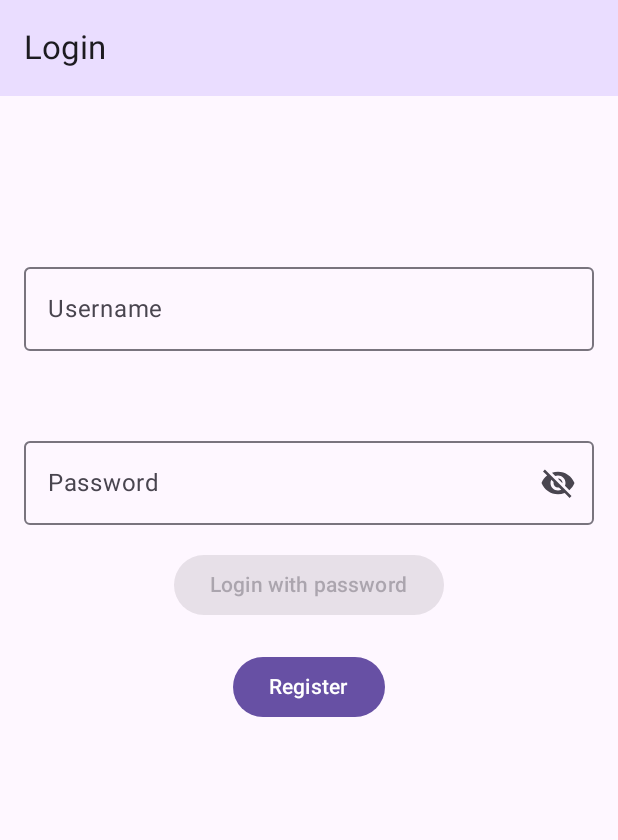
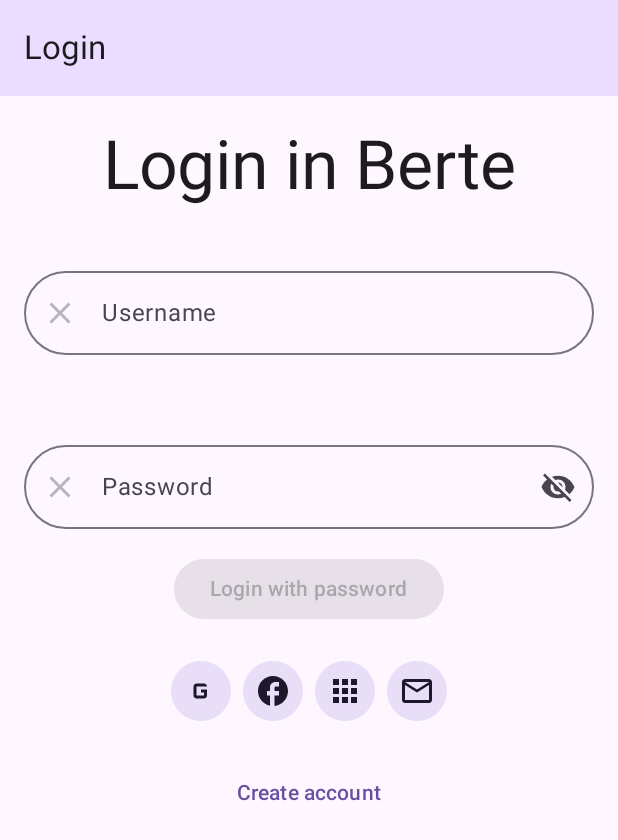
Before and after one commit to AlexOmarov/berte, an Android app built with Jetpack Compose: the screen it shows after launch (MainActivity), on a phone screen of 412 x 824 dp. Shown: the top 840 px of the screen. Run offline under Robolectric (Android 15) with nearby library versions, the phone set to English and light mode, and no system bars; 2 statements that could not run were skipped.

Commit message:
LoginScreen refactoring

```diff
--- /dev/null
+++ b/composeApp/src/androidMain/kotlin/ru/somarov/berte/ui/getOrientation.android.kt
@@ -0,0 +1,19 @@
+package ru.somarov.berte.ui
+
+import android.content.res.Configuration
+import androidx.compose.runtime.Composable
+import androidx.compose.runtime.remember
+import androidx.compose.ui.platform.LocalConfiguration
+import androidx.compose.ui.platform.LocalWindowInfo
+
+@Composable
+actual fun rememberOrientation(): Orientation {
+    val configuration = LocalConfiguration.current
+    return remember(configuration.orientation) {
+        if (configuration.orientation == Configuration.ORIENTATION_LANDSCAPE) {
+            Orientation.LANDSCAPE
+        } else {
+            Orientation.PORTRAIT
+        }
+    }
+}
--- /dev/null
+++ b/composeApp/src/commonMain/kotlin/ru/somarov/berte/ui/getOrientation.kt
@@ -0,0 +1,8 @@
+package ru.somarov.berte.ui
+
+import androidx.compose.runtime.Composable
+
+enum class Orientation {PORTRAIT, LANDSCAPE}
+
+@Composable
+expect fun rememberOrientation(): Orientation
--- a/composeApp/src/commonMain/kotlin/ru/somarov/berte/ui/screen/LoginScreen.kt
+++ b/composeApp/src/commonMain/kotlin/ru/somarov/berte/ui/screen/LoginScreen.kt
@@ -1,27 +1,43 @@
 package ru.somarov.berte.ui.screen
 
+import androidx.compose.foundation.layout.Arrangement
+import androidx.compose.foundation.layout.Box
 import androidx.compose.foundation.layout.Column
+import androidx.compose.foundation.layout.Row
 import androidx.compose.foundation.layout.Spacer
 import androidx.compose.foundation.layout.fillMaxSize
 import androidx.compose.foundation.layout.fillMaxWidth
 import androidx.compose.foundation.layout.height
 import androidx.compose.foundation.layout.padding
+import androidx.compose.foundation.layout.width
+import androidx.compose.foundation.rememberScrollState
 import androidx.compose.foundation.text.KeyboardOptions
+import androidx.compose.foundation.verticalScroll
 import androidx.compose.material.icons.Icons
 import androidx.compose.material.icons.filled.Clear
 import androidx.compose.material.icons.filled.Visibility
 import androidx.compose.material.icons.filled.VisibilityOff
+import androidx.compose.material.icons.outlined.Apps
+import androidx.compose.material.icons.outlined.Facebook
+import androidx.compose.material.icons.outlined.GMobiledata
+import androidx.compose.material.icons.outlined.GetApp
+import androidx.compose.material.icons.outlined.Mail
+import androidx.compose.material.icons.outlined.ViewKanban
 import androidx.compose.material3.Button
+import androidx.compose.material3.FilledTonalIconButton
 import androidx.compose.material3.Icon
 import androidx.compose.material3.IconButton
+import androidx.compose.material3.MaterialTheme
 import androidx.compose.material3.OutlinedTextField
 import androidx.compose.material3.Text
+import androidx.compose.material3.TextButton
+import androidx.compose.material3.TextField
+import androidx.compose.material3.TextFieldDefaults
 import androidx.compose.runtime.Composable
 import androidx.compose.runtime.collectAsState
 import androidx.compose.runtime.getValue
 import androidx.compose.runtime.mutableStateOf
 import androidx.compose.runtime.remember
-import androidx.compose.runtime.rememberCoroutineScope
 import androidx.compose.runtime.setValue
 import androidx.compose.ui.Alignment
 import androidx.compose.ui.Modifier
@@ -30,6 +46,7 @@ import androidx.compose.ui.text.input.KeyboardType
 import androidx.compose.ui.text.input.PasswordVisualTransformation
 import androidx.compose.ui.text.input.VisualTransformation
 import androidx.compose.ui.unit.dp
+import androidx.lifecycle.viewModelScope
 import androidx.lifecycle.viewmodel.compose.viewModel
 import androidx.navigation.NavHostController
 import kotlinx.coroutines.launch
@@ -38,7 +55,9 @@ import ru.somarov.berte.application.viewmodel.AppViewModel
 import ru.somarov.berte.application.viewmodel.LoginScreenViewModel
 import ru.somarov.berte.infrastructure.network.CommonResult
 import ru.somarov.berte.ui.ErrorBox
+import ru.somarov.berte.ui.Orientation
 import ru.somarov.berte.ui.WaitBox
+import ru.somarov.berte.ui.rememberOrientation
 
 @Composable
 @Suppress("CyclomaticComplexMethod") // refactor
@@ -48,57 +67,94 @@ fun LoginScreen(
     screenViewModel: LoginScreenViewModel = viewModel { LoginScreenViewModel() }
 ) {
     val loading by screenViewModel.loginProgress.collectAsState()
+    val orientation = rememberOrientation()
+    when (val ld = loading) {
+        is CommonResult.Empty -> {
+            when(orientation) {
+                Orientation.PORTRAIT ->  LoginScreenContentPortrait(
+                    viewModel = viewModel,
+                    screenViewModel = screenViewModel,
+                    modifier = Modifier.verticalScroll(
+                        rememberScrollState()
+                    )
+                )
+                Orientation.LANDSCAPE -> LoginScreenContentLandscape(viewModel, screenViewModel)
+            }
+        }
+        is CommonResult.Error -> ErrorBox(ld.error.message ?: "error")
+        is CommonResult.Loading -> WaitBox()
+        is CommonResult.Success -> viewModel.navigateTo(UIScreen.Home)
+    }
+}
 
-    val scope = rememberCoroutineScope()
 
-    var username by remember { mutableStateOf("") }
-    var password by remember { mutableStateOf("") }
+@Composable
+private fun UsernameOutlinedText(
+    username: String,
+    modifier: Modifier = Modifier,
+    setUsername: (String) -> Unit
+) {
+    OutlinedTextField(
+        value = username,
+        onValueChange = setUsername,
+
+        label = {
+            Text("Username")
+        },
+        singleLine = true,
+        leadingIcon = {
+            IconButton(
+                onClick = {
+                    setUsername("")
+                }, enabled = username.isNotEmpty()
+            ) {
+                Icon(
+                    imageVector = Icons.Default.Clear,
+                    contentDescription = "очистить поле"
+                )
+            }
+        },
+        shape = MaterialTheme.shapes.extraLarge,
+        modifier = modifier
+    )
+}
+@Composable
+private fun PasswordOutlinedText(
+    password: String,
+    modifier: Modifier = Modifier,
+    setPassword: (String) -> Unit
+) {
     var showPassword by remember { mutableStateOf(false) }
     val transformation = remember(showPassword) {
         if (showPassword) VisualTransformation.None else PasswordVisualTransformation()
     }
 
-    @Suppress("LongMethod", "CyclomaticComplexMethod") // refactor
-    @Composable
-    fun LoginScreenContent(modifier: Modifier = Modifier) {
-        Column(modifier.fillMaxSize(), horizontalAlignment = Alignment.CenterHorizontally) {
-
-            Spacer(Modifier.height(90.dp))
-
-            OutlinedTextField(
-                value = username,
-                onValueChange = { username = it },
-                label = {
-                    Text("Username")
-                },
-                modifier = Modifier.padding(16.dp).fillMaxWidth()
-            )
-
-            Spacer(Modifier.height(20.dp))
-
     OutlinedTextField(
         value = password,
-                onValueChange = { password = it },
+        onValueChange = setPassword,
+
         label = {
             Text("Password")
         },
-                modifier = Modifier.padding(16.dp).fillMaxWidth(),
+        singleLine = true,
+        modifier = modifier,
         keyboardOptions = KeyboardOptions.Default.copy(
             keyboardType = KeyboardType.Password,
             imeAction = ImeAction.Done
         ),
         visualTransformation = transformation,
-                leadingIcon = (@Composable {
+        leadingIcon = {
             IconButton(
                 onClick = {
-                            password = ""
-                        }) {
+                    setPassword("")
+                }, enabled = password.isNotEmpty()
+            ) {
                 Icon(
                     imageVector = Icons.Default.Clear,
                     contentDescription = "очистить поле"
                 )
             }
-                }).takeIf { password.isNotEmpty() },
+        },
         trailingIcon = {
             IconButton(onClick = {
                 showPassword = showPassword.not()
@@ -111,12 +167,34 @@ fun LoginScreen(
                     contentDescription = "видимость пароля"
                 )
             }
+        },
+        shape = MaterialTheme.shapes.extraLarge,
+    )
 }
-            )
 
+@Suppress("LongMethod", "CyclomaticComplexMethod") // refactor
+@Composable
+private fun LoginScreenContentPortrait(
+    viewModel: AppViewModel,
+    screenViewModel: LoginScreenViewModel,
+    modifier: Modifier = Modifier
+) {
+    var username by remember { mutableStateOf("") }
+    var password by remember { mutableStateOf("") }
+    Column(modifier.fillMaxSize(), horizontalAlignment = Alignment.CenterHorizontally) {
+        Spacer(Modifier.height(20.dp))
+        Text("Login in Berte", style = MaterialTheme.typography.displayMedium)
+        Spacer(Modifier.height(20.dp))
+        UsernameOutlinedText(username,Modifier.padding(16.dp).fillMaxWidth()) {
+            username = it
+        }
+        Spacer(Modifier.height(20.dp))
+        PasswordOutlinedText(password, Modifier.padding(16.dp).fillMaxWidth()) {
+            password = it
+        }
         Button(
             onClick = {
-                    scope.launch {
+                screenViewModel.viewModelScope.launch {
                     screenViewModel.loginMock(
                         username = username, password = password
                     )
@@ -127,17 +205,78 @@ fun LoginScreen(
         }
 
         Spacer(Modifier.height(20.dp))
-
-            Button(onClick = { viewModel.navigateTo(UIScreen.Register) }) {
-                Text("Register")
+        Row(modifier = Modifier.fillMaxWidth(), horizontalArrangement = Arrangement.Center) {
+            FilledTonalIconButton(onClick = {}) {
+                Icon(Icons.Outlined.GMobiledata, contentDescription = "Google")
+            }
+            FilledTonalIconButton(onClick = {}) {
+                Icon(Icons.Outlined.Facebook, contentDescription = "Facebook")
+            }
+            FilledTonalIconButton(onClick = {}) {
+                Icon(Icons.Outlined.Apps, contentDescription = "Apple")
+            }
+            FilledTonalIconButton(onClick = {}) {
+                Icon(Icons.Outlined.Mail, contentDescription = "VK")
+            }
+        }
+        Spacer(Modifier.height(20.dp))
+        TextButton(onClick = { viewModel.navigateTo(UIScreen.Register) }) {
+            Text("Create account")
         }
     }
 }
 
-    when (val ld = loading) {
-        is CommonResult.Empty -> LoginScreenContent()
-        is CommonResult.Error -> ErrorBox(ld.error.message ?: "error")
-        is CommonResult.Loading -> WaitBox()
-        is CommonResult.Success -> viewModel.navigateTo(UIScreen.Home)
+//@Suppress("LongMethod", "CyclomaticComplexMethod") // refactor
+@Composable
+private fun LoginScreenContentLandscape(
+    viewModel: AppViewModel,
+    screenViewModel: LoginScreenViewModel,
+    modifier: Modifier = Modifier
+) {
+    var username by remember { mutableStateOf("") }
+    var password by remember { mutableStateOf("") }
+    Box(modifier.fillMaxSize(), contentAlignment = Alignment.Center) {
+        Column(Modifier.width(350.dp), horizontalAlignment = Alignment.CenterHorizontally) {
+            Text("Login in Berte", style = MaterialTheme.typography.displayMedium)
+            Spacer(Modifier.height(20.dp))
+            UsernameOutlinedText(username,Modifier.padding(16.dp).fillMaxWidth()) {
+                username = it
+            }
+            PasswordOutlinedText(password, Modifier.padding(16.dp).fillMaxWidth()) {
+                password = it
+            }
+            Button(
+                onClick = {
+                    screenViewModel.viewModelScope.launch {
+                        screenViewModel.loginMock(
+                            username = username, password = password
+                        )
+                    }
+                }, enabled = username.isNotEmpty() && password.isNotEmpty()
+            ) {
+                Text("Login with password")
+            }
+            Spacer(Modifier.height(20.dp))
+            Row(modifier = Modifier.fillMaxWidth(), horizontalArrangement = Arrangement.Center) {
+                FilledTonalIconButton(onClick = {}) {
+                    Icon(Icons.Outlined.GMobiledata, contentDescription = "Google")
+                }
+                FilledTonalIconButton(onClick = {}) {
+                    Icon(Icons.Outlined.Facebook, contentDescription = "Facebook")
+                }
+                FilledTonalIconButton(onClick = {}) {
+                    Icon(Icons.Outlined.Apps, contentDescription = "Apple")
+                }
+                FilledTonalIconButton(onClick = {}) {
+                    Icon(Icons.Outlined.Mail, contentDescription = "VK")
                 }
             }
+            Spacer(Modifier.height(20.dp))
+
+            TextButton(onClick = { viewModel.navigateTo(UIScreen.Register) }) {
+                Text("Create account")
+            }
+            Spacer(Modifier.height(40.dp))
+        }
+    }
+}
```
Also changed, not shown: 1 other file. Lines whose indentation alone changed are shown as unchanged.
